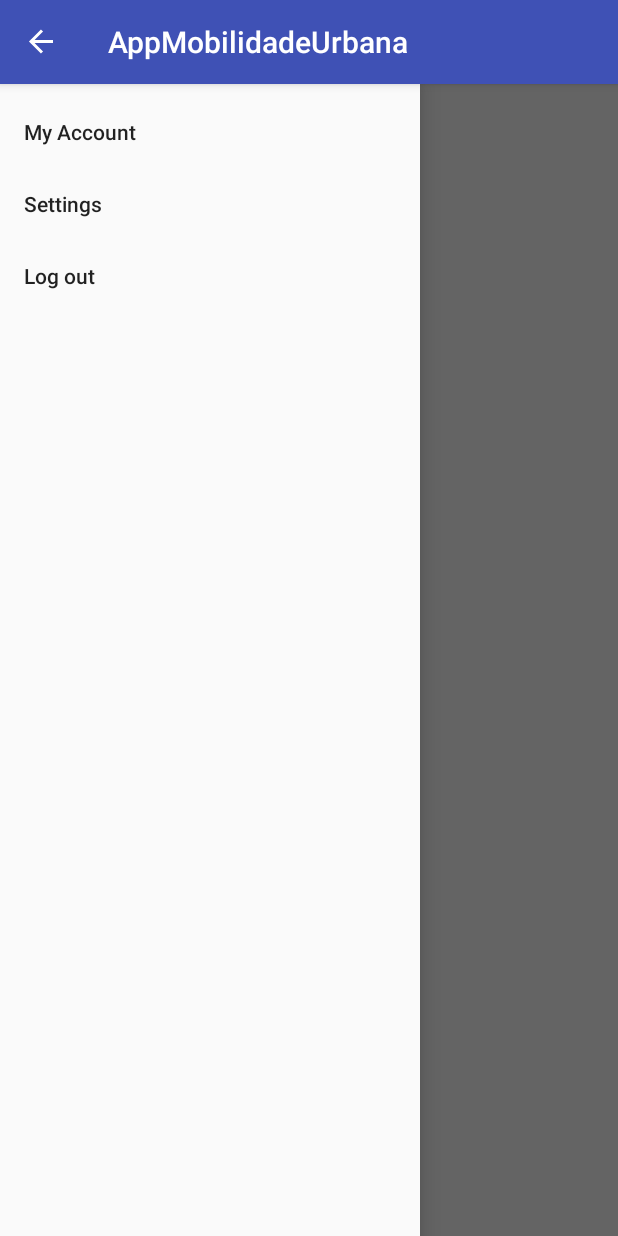
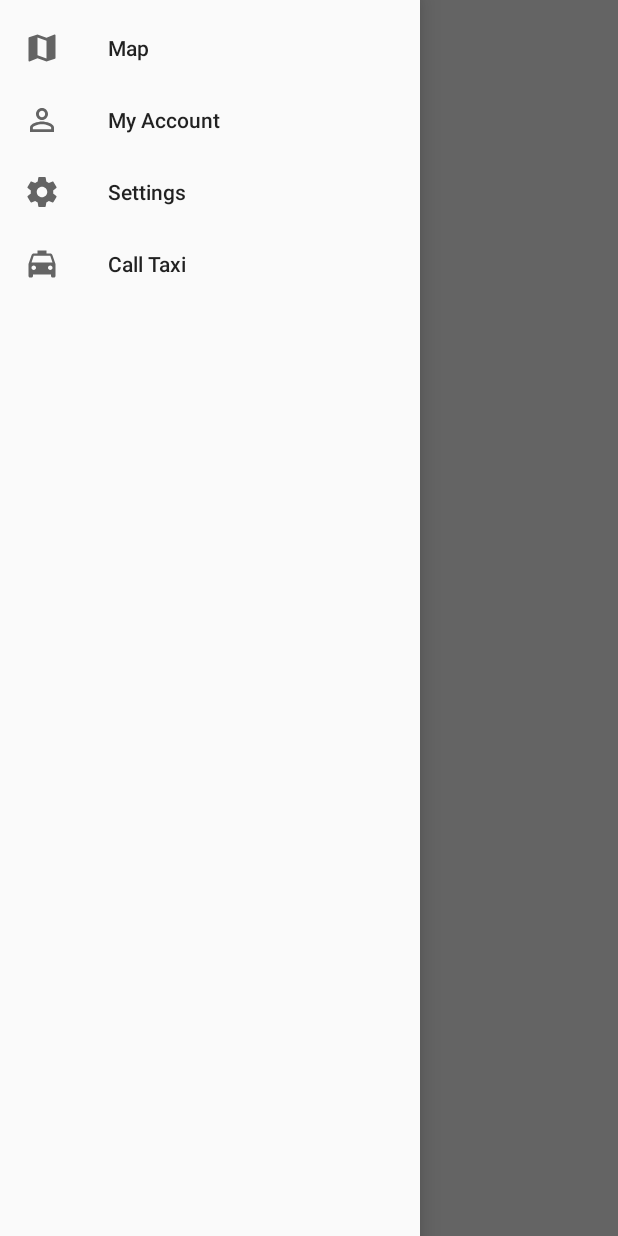
Before and after one commit to rakuzann/AppMobilidadeUrbana, an Android app: the MainActivity screen opened directly, with no data from a screen before it, with the side drawer open, on a phone screen of 412 x 824 dp. Run offline under Robolectric (Android 15) with nearby library versions, the phone set to English and light mode, and no system bars.

Commit message:
navigation drawer done ( sem onclick)

```diff
--- a/app/src/main/java/com/example/pc/appmobilidadeurbana/MainActivity.java
+++ b/app/src/main/java/com/example/pc/appmobilidadeurbana/MainActivity.java
@@ -1,6 +1,9 @@
 package com.example.pc.appmobilidadeurbana;
 
 import android.content.Intent;
+import android.support.annotation.NonNull;
+import android.support.design.widget.NavigationView;
+import android.support.v4.view.GravityCompat;
 import android.support.v4.widget.DrawerLayout;
 import android.support.v7.app.ActionBarDrawerToggle;
 import android.support.v7.app.AppCompatActivity;
@@ -8,10 +11,11 @@ import android.os.Bundle;
 import android.view.MenuItem;
 import android.view.View;
 import android.widget.TextView;
+import android.widget.Toast;
 
 import com.example.pc.appmobilidadeurbana.objetos.Utilizador;
 
-public class MainActivity extends AppCompatActivity {
+public class MainActivity extends AppCompatActivity implements NavigationView.OnNavigationItemSelectedListener{
 
     TextView textViewUser;
 
@@ -36,13 +40,38 @@ public class MainActivity extends AppCompatActivity {
         //------------- cenas da action bar -------------------
 
         mDrawerLayout = findViewById(R.id.drawer_layout);
+        NavigationView navigationView = findViewById(R.id.nav_view);
+        navigationView.setNavigationItemSelectedListener(this);
+
         nToggle = new ActionBarDrawerToggle(this,mDrawerLayout,R.string.open,R.string.close);
 
         mDrawerLayout.addDrawerListener(nToggle);
         nToggle.syncState();
+    }
 
-        getSupportActionBar().setDisplayHomeAsUpEnabled(true);
+    @Override
+    public boolean onNavigationItemSelected(@NonNull MenuItem item) {
+        switch (item.getItemId()){
+            case R.id.nav_map:
+                Toast.makeText(this, "nav_map", Toast.LENGTH_SHORT).show();
+                break;
+            case R.id.nav_account:
+                //Intent i = new Intent(this, Register.class);
+                //startActivity(i);
+                Toast.makeText(this, "nav_account", Toast.LENGTH_SHORT).show();
+                break;
+            case R.id.nav_settings:
+                Toast.makeText(this, "nav_settings", Toast.LENGTH_SHORT).show();
+                break;
+            case R.id.nav_taxi:
+                Toast.makeText(this, "nav_taxi", Toast.LENGTH_SHORT).show();
+                break;
 
+        }
+
+        mDrawerLayout.closeDrawer(GravityCompat.START);
+
+        return true;
     }
 
     @Override
@@ -53,4 +82,8 @@ public class MainActivity extends AppCompatActivity {
         return super.onOptionsItemSelected(item);
     }
 
+    public void btnTeste(View view){
+        Intent mudar = new Intent(this, testes.class);
+        startActivity(mudar);
+    }
 }
--- /dev/null
+++ b/app/src/main/res/drawable/ic_map.xml
@@ -0,0 +1,9 @@
+<vector xmlns:android="http://schemas.android.com/apk/res/android"
+        android:width="24dp"
+        android:height="24dp"
+        android:viewportWidth="24.0"
+        android:viewportHeight="24.0">
+    <path
+        android:fillColor="#FF000000"
+        android:pathData="M20.5,3l-0.16,0.03L15,5.1 9,3 3.36,4.9c-0.21,0.07 -0.36,0.25 -0.36,0.48V20.5c0,0.28 0.22,0.5 0.5,0.5l0.16,-0.03L9,18.9l6,2.1 5.64,-1.9c0.21,-0.07 0.36,-0.25 0.36,-0.48V3.5c0,-0.28 -0.22,-0.5 -0.5,-0.5zM15,19l-6,-2.11V5l6,2.11V19z"/>
+</vector>
--- /dev/null
+++ b/app/src/main/res/drawable/ic_profile.xml
@@ -0,0 +1,9 @@
+<vector xmlns:android="http://schemas.android.com/apk/res/android"
+        android:width="24dp"
+        android:height="24dp"
+        android:viewportWidth="24.0"
+        android:viewportHeight="24.0">
+    <path
+        android:fillColor="#FF000000"
+        android:pathData="M12,5.9c1.16,0 2.1,0.94 2.1,2.1s-0.94,2.1 -2.1,2.1S9.9,9.16 9.9,8s0.94,-2.1 2.1,-2.1m0,9c2.97,0 6.1,1.46 6.1,2.1v1.1L5.9,18.1L5.9,17c0,-0.64 3.13,-2.1 6.1,-2.1M12,4C9.79,4 8,5.79 8,8s1.79,4 4,4 4,-1.79 4,-4 -1.79,-4 -4,-4zM12,13c-2.67,0 -8,1.34 -8,4v3h16v-3c0,-2.66 -5.33,-4 -8,-4z"/>
+</vector>
--- /dev/null
+++ b/app/src/main/res/drawable/ic_settings.xml
@@ -0,0 +1,9 @@
+<vector xmlns:android="http://schemas.android.com/apk/res/android"
+        android:width="24dp"
+        android:height="24dp"
+        android:viewportWidth="24.0"
+        android:viewportHeight="24.0">
+    <path
+        android:fillColor="#FF000000"
+        android:pathData="M19.43,12.98c0.04,-0.32 0.07,-0.64 0.07,-0.98s-0.03,-0.66 -0.07,-0.98l2.11,-1.65c0.19,-0.15 0.24,-0.42 0.12,-0.64l-2,-3.46c-0.12,-0.22 -0.39,-0.3 -0.61,-0.22l-2.49,1c-0.52,-0.4 -1.08,-0.73 -1.69,-0.98l-0.38,-2.65C14.46,2.18 14.25,2 14,2h-4c-0.25,0 -0.46,0.18 -0.49,0.42l-0.38,2.65c-0.61,0.25 -1.17,0.59 -1.69,0.98l-2.49,-1c-0.23,-0.09 -0.49,0 -0.61,0.22l-2,3.46c-0.13,0.22 -0.07,0.49 0.12,0.64l2.11,1.65c-0.04,0.32 -0.07,0.65 -0.07,0.98s0.03,0.66 0.07,0.98l-2.11,1.65c-0.19,0.15 -0.24,0.42 -0.12,0.64l2,3.46c0.12,0.22 0.39,0.3 0.61,0.22l2.49,-1c0.52,0.4 1.08,0.73 1.69,0.98l0.38,2.65c0.03,0.24 0.24,0.42 0.49,0.42h4c0.25,0 0.46,-0.18 0.49,-0.42l0.38,-2.65c0.61,-0.25 1.17,-0.59 1.69,-0.98l2.49,1c0.23,0.09 0.49,0 0.61,-0.22l2,-3.46c0.12,-0.22 0.07,-0.49 -0.12,-0.64l-2.11,-1.65zM12,15.5c-1.93,0 -3.5,-1.57 -3.5,-3.5s1.57,-3.5 3.5,-3.5 3.5,1.57 3.5,3.5 -1.57,3.5 -3.5,3.5z"/>
+</vector>
--- /dev/null
+++ b/app/src/main/res/drawable/ic_taxi.xml
@@ -0,0 +1,9 @@
+<vector xmlns:android="http://schemas.android.com/apk/res/android"
+        android:width="24dp"
+        android:height="24dp"
+        android:viewportWidth="24.0"
+        android:viewportHeight="24.0">
+    <path
+        android:fillColor="#FF000000"
+        android:pathData="M18.92,6.01C18.72,5.42 18.16,5 17.5,5L15,5L15,3L9,3v2L6.5,5c-0.66,0 -1.21,0.42 -1.42,1.01L3,12v8c0,0.55 0.45,1 1,1h1c0.55,0 1,-0.45 1,-1v-1h12v1c0,0.55 0.45,1 1,1h1c0.55,0 1,-0.45 1,-1v-8l-2.08,-5.99zM6.5,16c-0.83,0 -1.5,-0.67 -1.5,-1.5S5.67,13 6.5,13s1.5,0.67 1.5,1.5S7.33,16 6.5,16zM17.5,16c-0.83,0 -1.5,-0.67 -1.5,-1.5s0.67,-1.5 1.5,-1.5 1.5,0.67 1.5,1.5 -0.67,1.5 -1.5,1.5zM5,11l1.5,-4.5h11L19,11L5,11z"/>
+</vector>
--- a/app/src/main/res/layout/activity_main.xml
+++ b/app/src/main/res/layout/activity_main.xml
@@ -2,10 +2,12 @@
 <android.support.v4.widget.DrawerLayout xmlns:android="http://schemas.android.com/apk/res/android"
     xmlns:app="http://schemas.android.com/apk/res-auto"
     xmlns:tools="http://schemas.android.com/tools"
+    android:id="@+id/drawer_layout"
     android:layout_width="match_parent"
     android:layout_height="match_parent"
+    android:fitsSystemWindows="true"
     tools:context=".MainActivity"
-    android:id="@+id/drawer_layout">
+    tools:openDrawer="right">
 
 
     <android.support.constraint.ConstraintLayout
@@ -30,17 +32,19 @@
             android:text="Logged in as:"
             app:layout_constraintStart_toStartOf="parent"
             app:layout_constraintTop_toTopOf="parent" />
+
+
     </android.support.constraint.ConstraintLayout>
 
 
     <android.support.design.widget.NavigationView
+        android:id="@+id/nav_view"
         android:layout_width="wrap_content"
         android:layout_height="match_parent"
-        app:menu="@menu/navigation_menu"
-        android:layout_gravity="start">
+        android:layout_gravity="start"
+        app:menu="@menu/navigation_menu">
 
     </android.support.design.widget.NavigationView>
 
 
-
 </android.support.v4.widget.DrawerLayout>
--- a/app/src/main/res/menu/navigation_menu.xml
+++ b/app/src/main/res/menu/navigation_menu.xml
@@ -1,18 +1,34 @@
 <?xml version="1.0" encoding="utf-8"?>
-<menu xmlns:app="http://schemas.android.com/apk/res-auto"
+<menu xmlns:android="http://schemas.android.com/apk/res/android"
+    xmlns:app="http://schemas.android.com/apk/res-auto"
     xmlns:tools="http://schemas.android.com/tools"
-    xmlns:android="http://schemas.android.com/apk/res/android">
+    tools:showIn="Navigation_View">
 
-    <item
-        android:id="@+id/nav_account"
-        android:title="My Account"></item>
 
-    <item android:id="@+id/nav_settings"
-        android:title="Settings" >
-    </item>
+    <group android:checkableBehavior="single">
 
-    <item android:id="@+id/nav_logout"
-        android:title="Log out" >
-    </item>
+
+        <item
+            android:id="@+id/nav_map"
+            android:icon="@drawable/ic_map"
+            android:title="Map" />
+
+        <item
+            android:id="@+id/nav_account"
+            android:icon="@drawable/ic_profile"
+            android:title="My Account" />
+
+        <item
+            android:id="@+id/nav_settings"
+            android:icon="@drawable/ic_settings"
+            android:title="Settings" />
+
+        <item
+            android:id="@+id/nav_taxi"
+            android:icon="@drawable/ic_taxi"
+            android:title="Call Taxi" />
+
+    </group>
+
 
 </menu>
--- a/app/src/main/res/values/styles.xml
+++ b/app/src/main/res/values/styles.xml
@@ -1,7 +1,7 @@
 <resources>
 
     <!-- Base application theme. -->
-    <style name="AppTheme" parent="Theme.AppCompat.Light.DarkActionBar">
+    <style name="AppTheme" parent="Theme.AppCompat.Light.NoActionBar">
         <!-- Customize your theme here. -->
         <item name="colorPrimary">@color/colorPrimary</item>
         <item name="colorPrimaryDark">@color/colorPrimaryDark</item>
```
